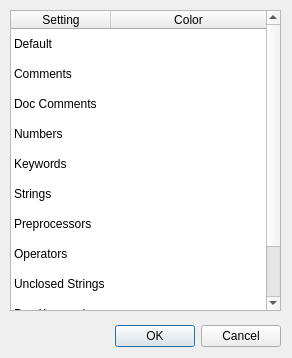
First picture: the form in ui/LexerSettingsDialog.ui, repository kipr/kiss, before the edit.
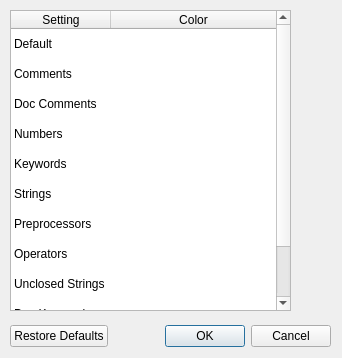
Second picture: the form after the edit.

Commit message: Added restore defaults button to lexer settings

```diff
--- a/ui/LexerSettingsDialog.ui
+++ b/ui/LexerSettingsDialog.ui
@@ -6,7 +6,7 @@
    <rect>
     <x>0</x>
     <y>0</y>
-    <width>292</width>
+    <width>342</width>
     <height>358</height>
    </rect>
   </property>
@@ -18,7 +18,7 @@
     <rect>
      <x>10</x>
      <y>320</y>
-     <width>271</width>
+     <width>321</width>
      <height>32</height>
     </rect>
    </property>
@@ -26,7 +26,7 @@
     <enum>Qt::Horizontal</enum>
    </property>
    <property name="standardButtons">
-    <set>QDialogButtonBox::Cancel|QDialogButtonBox::Ok</set>
+    <set>QDialogButtonBox::Cancel|QDialogButtonBox::Ok|QDialogButtonBox::RestoreDefaults</set>
    </property>
   </widget>
   <widget class="QTableWidget" name="ui_table">
@@ -34,7 +34,7 @@
     <rect>
      <x>10</x>
      <y>10</y>
-     <width>271</width>
+     <width>281</width>
      <height>301</height>
     </rect>
    </property>
```
Left out of the diff: 3 changed lines with no effect on the pictures. The commit also changes 2 other files.
